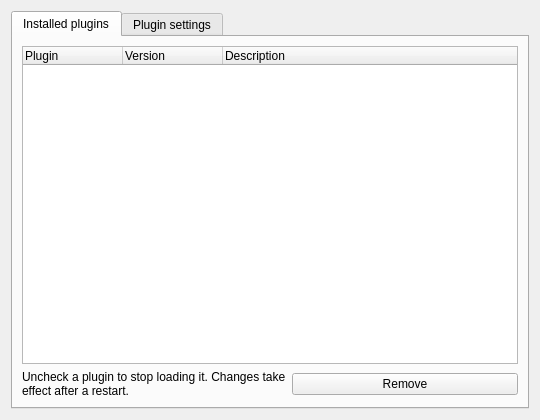
This is src/engines/SettingsPythonPluginForm.ui in LubosD/fatrat as Qt 5 draws it before an edit. The edited form follows.
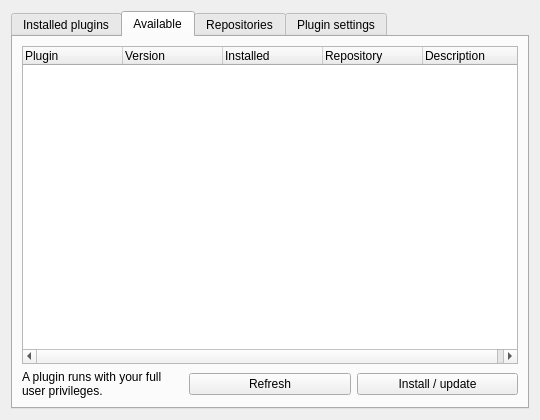
This is the edited form. The open tabs and pages were chosen to show the change.

Commit message: python: install plugins from repositories you add yourself

Diff of the .ui file:
```diff
--- a/src/engines/SettingsPythonPluginForm.ui
+++ b/src/engines/SettingsPythonPluginForm.ui
@@ -66,6 +66,134 @@
        </item>
       </layout>
      </widget>
+     <widget class="QWidget" name="tabAvailable">
+      <attribute name="title">
+       <string>Available</string>
+      </attribute>
+      <layout class="QVBoxLayout" name="layoutAvailable">
+       <item>
+        <widget class="QTreeWidget" name="treeAvailable">
+         <property name="rootIsDecorated">
+          <bool>false</bool>
+         </property>
+         <column>
+          <property name="text">
+           <string>Plugin</string>
+          </property>
+         </column>
+         <column>
+          <property name="text">
+           <string>Version</string>
+          </property>
+         </column>
+         <column>
+          <property name="text">
+           <string>Installed</string>
+          </property>
+         </column>
+         <column>
+          <property name="text">
+           <string>Repository</string>
+          </property>
+         </column>
+         <column>
+          <property name="text">
+           <string>Description</string>
+          </property>
+         </column>
+        </widget>
+       </item>
+       <item>
+        <layout class="QHBoxLayout" name="layoutAvailableButtons">
+         <item>
+          <widget class="QLabel" name="labelAvailableHint">
+           <property name="text">
+            <string>A plugin runs with your full user privileges.</string>
+           </property>
+           <property name="wordWrap">
+            <bool>true</bool>
+           </property>
+          </widget>
+         </item>
+         <item>
+          <widget class="QPushButton" name="pushRefresh">
+           <property name="text">
+            <string>Refresh</string>
+           </property>
+          </widget>
+         </item>
+         <item>
+          <widget class="QPushButton" name="pushInstall">
+           <property name="text">
+            <string>Install / update</string>
+           </property>
+          </widget>
+         </item>
+        </layout>
+       </item>
+      </layout>
+     </widget>
+     <widget class="QWidget" name="tabRepositories">
+      <attribute name="title">
+       <string>Repositories</string>
+      </attribute>
+      <layout class="QVBoxLayout" name="layoutRepositories">
+       <item>
+        <widget class="QTreeWidget" name="treeRepositories">
+         <property name="rootIsDecorated">
+          <bool>false</bool>
+         </property>
+         <column>
+          <property name="text">
+           <string>Name</string>
+          </property>
+         </column>
+         <column>
+          <property name="text">
+           <string>Source</string>
+          </property>
+         </column>
+         <column>
+          <property name="text">
+           <string>Revision</string>
+          </property>
+         </column>
+        </widget>
+       </item>
+       <item>
+        <layout class="QHBoxLayout" name="layoutRepositoryButtons">
+         <item>
+          <widget class="QLineEdit" name="lineRepository">
+           <property name="placeholderText">
+            <string>git URL of a plugin repository</string>
+           </property>
+          </widget>
+         </item>
+         <item>
+          <widget class="QPushButton" name="pushAddRepository">
+           <property name="text">
+            <string>Add</string>
+           </property>
+          </widget>
+         </item>
+         <item>
+          <widget class="QPushButton" name="pushAddDirectory">
+           <property name="text">
+            <string>Add directory...</string>
+           </property>
+          </widget>
+         </item>
+         <item>
+          <widget class="QPushButton" name="pushRemoveRepository">
+           <property name="text">
+            <string>Remove</string>
+           </property>
+          </widget>
+         </item>
+        </layout>
+       </item>
+      </layout>
+     </widget>
      <widget class="QWidget" name="tabSettings">
       <attribute name="title">
        <string>Plugin settings</string>
```
The commit also changes 12 other files.
